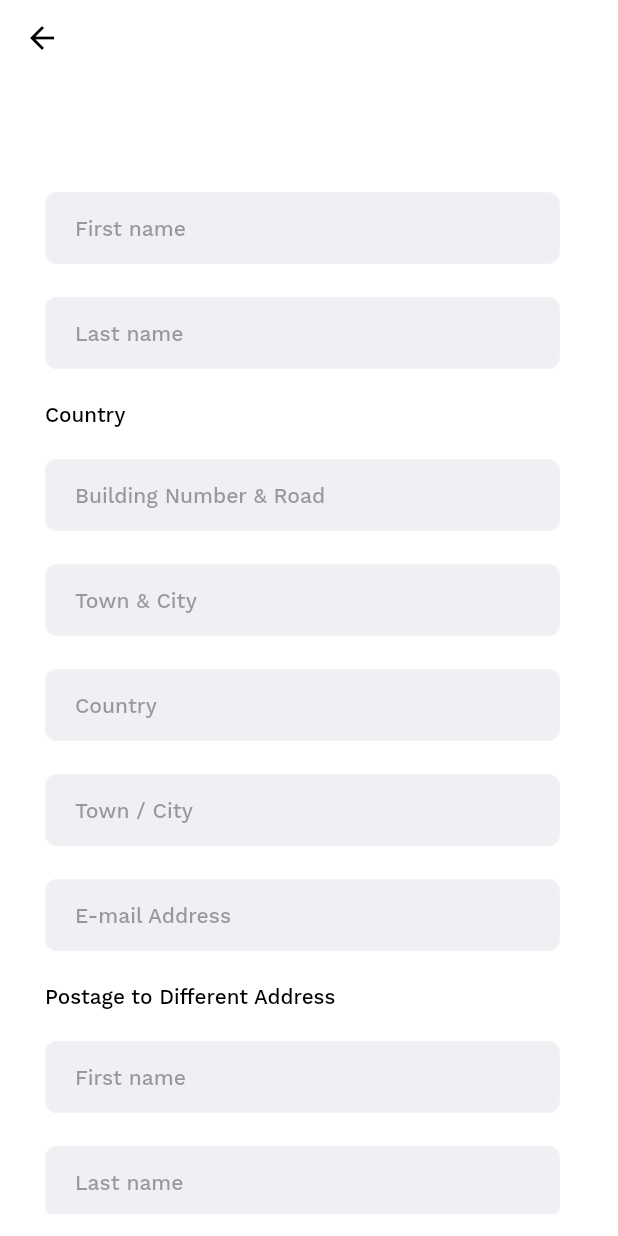
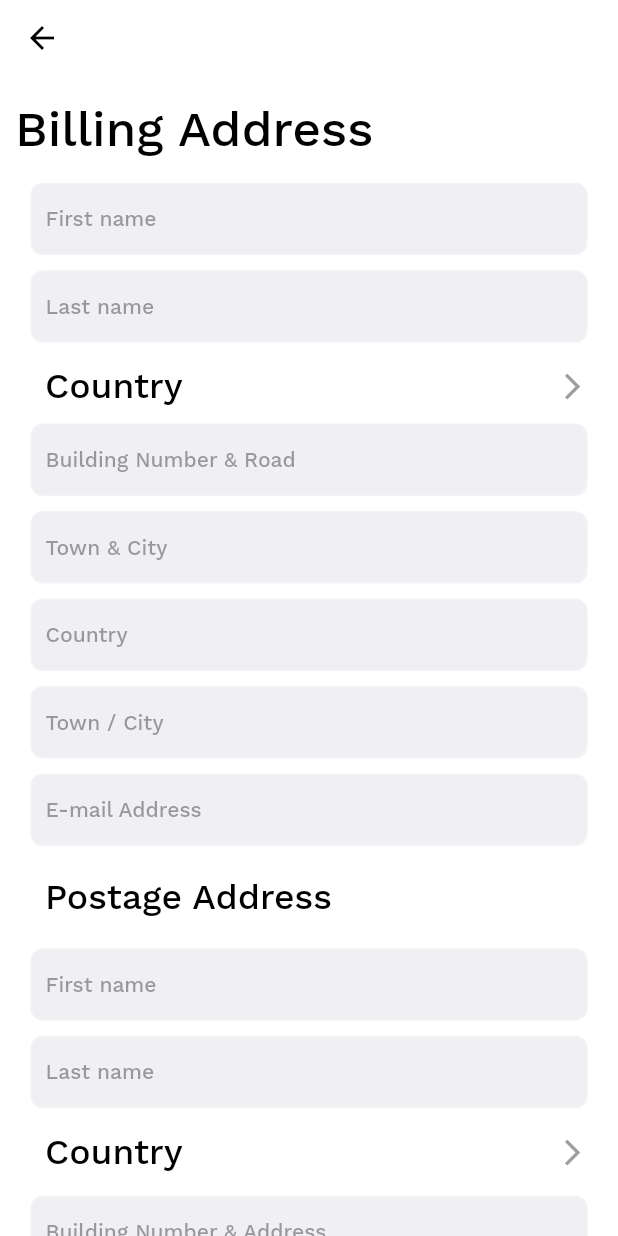
Before and after one commit to mla303/paul-app, a Flutter app: the shopperAddress screen opened directly, on a phone screen of 412 x 824 dp. Run offline on Flutter 3.47's test engine with Material 2 defaults, Android fonts, the phone set to English and light mode, and no system bars; our stand-ins replace cached_network_image, carousel_slider, dots_indicator, dotted_border, smooth_star_rating; missing offline and left inert: checkbox_grouped, dashed_container.

Commit message:
ali's changes 22 feb 6:27pm

```diff
--- a/lib/Views/shopperAddress.dart
+++ b/lib/Views/shopperAddress.dart
@@ -32,165 +32,228 @@ class _shopperAddresstState extends State<shopperAddress> {
       child: Scaffold(
         backgroundColor: Colors.white,
 
-        appBar: customAppBar1("Shopper Adress"),
+        appBar: customAppBar1(""),
 
-        body: Container(
+        body: SingleChildScrollView(
+          child: Container(
             // color: whiteColor,
-          child: Padding(
-            padding: const EdgeInsets.symmetric(horizontal:30,vertical: 15),
             child: Column(
 
               mainAxisAlignment: MainAxisAlignment.start,
               crossAxisAlignment: CrossAxisAlignment.start,
               children: <Widget>[
-                Expanded(
-                  flex: 0,
-                  child: Column(
-                    crossAxisAlignment: CrossAxisAlignment.start,
-                    children: [
-                      SizedBox(height:20,),
-                      Container(
+                SizedBox(height:height/50),
+                Padding(
+                  padding: const EdgeInsets.only(left: 10.0),
+                  child: Container(
                       width:width/1.4,
-                          child: Text("Billing Address", style: CustomTextStyle.normaltext3(context))),
-                      SizedBox(height:10,),
-
-
-                    ],
-                  ),
+                      child: Text("Billing Address", style: TextStyle(color: Colors.black, fontWeight: FontWeight.w600, fontSize: height/25), )),
                 ),
 
 
-                SizedBox(height: 15,),
+              SizedBox(height: height/50,),
 
-                Expanded(
-                  flex: 2,
-                  child: SingleChildScrollView(
-                    child: Column(
-                      children: [
-                        Wrap(
-                          direction: Axis.vertical,
-                          spacing: 8,
-                          // // alignment: WrapAlignment.center,
-                          // crossAxisAlignment: CrossAxisAlignment.start,
-                          children: [
-
-
-                            //email textfield
-                            CustomTextField
+                Center(
+                  child: CustomTextField
                     (
                     hinttext: "First name",
                     obscureText: false,
                     textInputType: TextInputType.emailAddress,
                   ),
+                ),
 
-                            const SizedBox(height: 6,),
+                SizedBox(height: height/80,),
                 //password textfield
-                            CustomTextField
+                Center(
+                  child: CustomTextField
                     (
                     hinttext: "Last name",
                     obscureText: false,
                     textInputType: TextInputType.emailAddress,
                   ),
+                ),
+                SizedBox(height: height/80,),
+
+                Padding(
+                  padding: const EdgeInsets.only(left:20.0, right: 20.0, top: 5, bottom: 5),
+                  child: InkWell(
+                    onTap: ()
+                    {
+                      // Navigator.pushNamed(context, "/forgetPassword");
+                    },
+                    child: Row(
+                      mainAxisAlignment: MainAxisAlignment.spaceBetween,
+                      children: [
+                        Padding(
+                          padding: const EdgeInsets.only(left:10.0),
+                          child: Text(
+                            'Country',
+                            style: TextStyle(
+                                color: Colors.black,
+                                fontSize: height / 35,
+                                fontWeight: FontWeight.w400),
+
+                          ),
+                        ),
+                        Icon(Icons.arrow_forward_ios, size: height/40,  color: Colors.grey,  )
+                      ],),
+                  ),
+                ),
                 const SizedBox(height: 6,),
-
-                            Text("Country", style: TextStyle(color: Colors.black, fontSize: height/60, fontWeight: FontWeight.w500)),
-                            const SizedBox(height: 6,),
-                            CustomTextField
+                Center(
+                  child: CustomTextField
                     (
                     hinttext: "Building Number & Road",
                     obscureText: false,
                     textInputType: TextInputType.emailAddress,
                   ),
-                            const SizedBox(height: 6,),
-                            CustomTextField
+                ),
+                SizedBox(height: height/80,),
+                Center(
+                  child: CustomTextField
                     (
                     hinttext: "Town & City",
                     obscureText: false,
                     textInputType: TextInputType.emailAddress,
                   ),
-                            const SizedBox(height: 6,),
-                            CustomTextField
+                ),
+                SizedBox(height: height/80,),
+                Center(
+                  child: CustomTextField
                     (
                     hinttext: "Country",
                     obscureText: false,
                     textInputType: TextInputType.emailAddress,
                   ),
-                            const SizedBox(height: 6,),
-                            CustomTextField
+                ),
+                SizedBox(height: height/80,),
+                Center(
+                  child: CustomTextField
                     (
                     hinttext: "Town / City",
                     obscureText: false,
                     textInputType: TextInputType.emailAddress,
                   ),
-                            const SizedBox(height: 6,),
-                            CustomTextField
+                ),
+                SizedBox(height: height/80,),
+                Center(
+                  child: CustomTextField
                     (
                     hinttext: "E-mail Address",
                     obscureText: false,
                     textInputType: TextInputType.emailAddress,
                   ),
-                            const SizedBox(height: 6,),
-                            Text("Postage to Different Address", style: TextStyle(color: Colors.black, fontSize: height/60, fontWeight: FontWeight.w500)),
-                            const SizedBox(height: 6,),
-                            CustomTextField
+                ),
+                SizedBox(height: height/80,),
+                Padding(
+                  padding: const EdgeInsets.only(left:30.0, top:10  , bottom: 10),
+                  child: Text(
+                    'Postage Address',
+                    style: TextStyle(
+                        color: Colors.black,
+                        fontSize: height / 35,
+                        fontWeight: FontWeight.w400),
+
+                  ),
+                ),
+
+                SizedBox(height: height/80,),
+                Center(
+                  child: CustomTextField
                     (
                     hinttext: "First name",
                     obscureText: false,
                     textInputType: TextInputType.emailAddress,
                   ),
-                            const SizedBox(height: 6,),
-                            CustomTextField
+                ),
+                SizedBox(height: height/80,),
+                Center(
+                  child: CustomTextField
                     (
                     hinttext: "Last name",
                     obscureText: false,
                     textInputType: TextInputType.emailAddress,
                   ),
-                            const SizedBox(height: 6,),
-                            Text("Country", style: TextStyle(color: Colors.black, fontSize: height/60, fontWeight: FontWeight.w500)),
-                            const SizedBox(height: 6,),
-                            CustomTextField
+                ),
+                SizedBox(height: height/80,),
+                Padding(
+                  padding: const EdgeInsets.only(left:20.0, right: 20.0, top: 5, bottom: 5),
+                  child: InkWell(
+                    onTap: ()
+                    {
+                      // Navigator.pushNamed(context, "/forgetPassword");
+                    },
+                    child: Row(
+                      mainAxisAlignment: MainAxisAlignment.spaceBetween,
+                      children: [
+                        Padding(
+                          padding: const EdgeInsets.only(left:10.0),
+                          child: Text(
+                            'Country',
+                            style: TextStyle(
+                                color: Colors.black,
+                                fontSize: height / 35,
+                                fontWeight: FontWeight.w400),
+
+                          ),
+                        ),
+                        Icon(Icons.arrow_forward_ios, size: height/40,  color: Colors.grey,  )
+                      ],),
+                  ),
+                ),
+                SizedBox(height: height/80,),
+                Center(
+                  child: CustomTextField
                     (
                     hinttext: "Building Number & Address",
                     obscureText: false,
                     textInputType: TextInputType.emailAddress,
                   ),
-
-                            CustomTextField
+                ),
+SizedBox(height: height/70,),
+                Center(
+                  child: CustomTextField
                     (
                     hinttext: "Town & City",
                     obscureText: false,
                     textInputType: TextInputType.emailAddress,
                   ),
-                            const SizedBox(height: 6,),
-                            CustomTextField
+                ),
+                SizedBox(height: height/80,),
+                Center(
+                  child: CustomTextField
                     (
                     hinttext: "Country",
                     obscureText: false,
                     textInputType: TextInputType.emailAddress,
                   ),
-                            const SizedBox(height: 6,),
-                            CustomTextField
+                ),
+                SizedBox(height: height/80,),
+                Center(
+                  child: CustomTextField
                     (
                     hinttext: "Town / City",
                     obscureText: false,
                     textInputType: TextInputType.emailAddress,
                   ),
-                            const SizedBox(height: 6,),
-                            CustomTextField
+                ),
+                SizedBox(height: height/80,),
+                Center(
+                  child: CustomTextField
                     (
                     hinttext: "E-mail Address",
                     obscureText: false,
                     textInputType: TextInputType.emailAddress,
                   ),
-                            const SizedBox(height: 6,),
-                          ],
                 ),
+                SizedBox(height: height/80,),
 
 
 
 
-                        SizedBox(height: 16,),
-                        ShopperButton(
+                SizedBox(height: height/30,),
+                Center (
+                  child: ShopperButton(
                     text: Text("Save all of this",
                       style: CustomTextStyle.buttontitle(context),),
                     onPressed: (){
@@ -199,24 +262,6 @@ class _shopperAddresstState extends State<shopperAddress> {
                     color: basicColorShopper,
                     focusColor: buttonColor2,
                     disbaleColor: buttonColor2,
-                        ),
-                        //login button
-
-
-
-
-                        //login button
-
-
-
-
-
-
-
-
-
-                      ],
-                    ),
                   ),
                 ),
 
--- a/lib/main.dart
+++ b/lib/main.dart
@@ -3,6 +3,7 @@ import 'package:paul_app/Views/AddProduct.dart';
 import 'package:paul_app/Views/ShopperSettings.dart';
 import 'package:paul_app/Views/dynamicItemFilter.dart';
 import 'package:paul_app/Views/paymentScreen.dart';
+import 'package:paul_app/Views/shopperAddress.dart';
 import 'package:paul_app/Views/vendorAccount.dart';
 import 'package:paul_app/Views/vendorSetting.dart';
 import 'Views/allCategories.dart';
--- a/lib/widgets/CustomTextField.dart
+++ b/lib/widgets/CustomTextField.dart
@@ -37,7 +37,7 @@ class CustomTextField extends StatelessWidget {
     double height = MediaQuery.of(context).size.height;
     return
       Container(
-      width: width/1.2,
+      width: width/1.11,
       child: TextFormField(
         style: TextStyle(
             color: blackColor,
@@ -50,7 +50,7 @@ class CustomTextField extends StatelessWidget {
         onFieldSubmitted: (_) => FocusScope.of(context).nextFocus(),
         cursorColor: blackColor,
         decoration: new InputDecoration(
-            contentPadding: new EdgeInsets.symmetric(vertical: 15.0, horizontal: 20.0),
+            contentPadding: new EdgeInsets.symmetric(vertical: 10.0, horizontal: 10.0),
 
             suffixIcon: iconButton,
 
@@ -118,8 +118,9 @@ class largeTextField extends StatelessWidget {
     double height = MediaQuery.of(context).size.height;
     return
       Container(
-      width: width/1.1,
-      height: height/5,
+
+      width: width/1.05,
+      // height: height/5,
       child: TextFormField(
         style: TextStyle(
             color: blackColor,
```
Also changed, not shown: lib/Views/AddProduct.dart (+36 -31 lines), lib/Views/ShopperSettings.dart (+76 -22 lines), lib/Views/vendorAccount.dart (+13 -11 lines), lib/Views/vendorSetting.dart (+16 -17 lines), pubspec.lock. Lines whose indentation alone changed are shown as unchanged.
